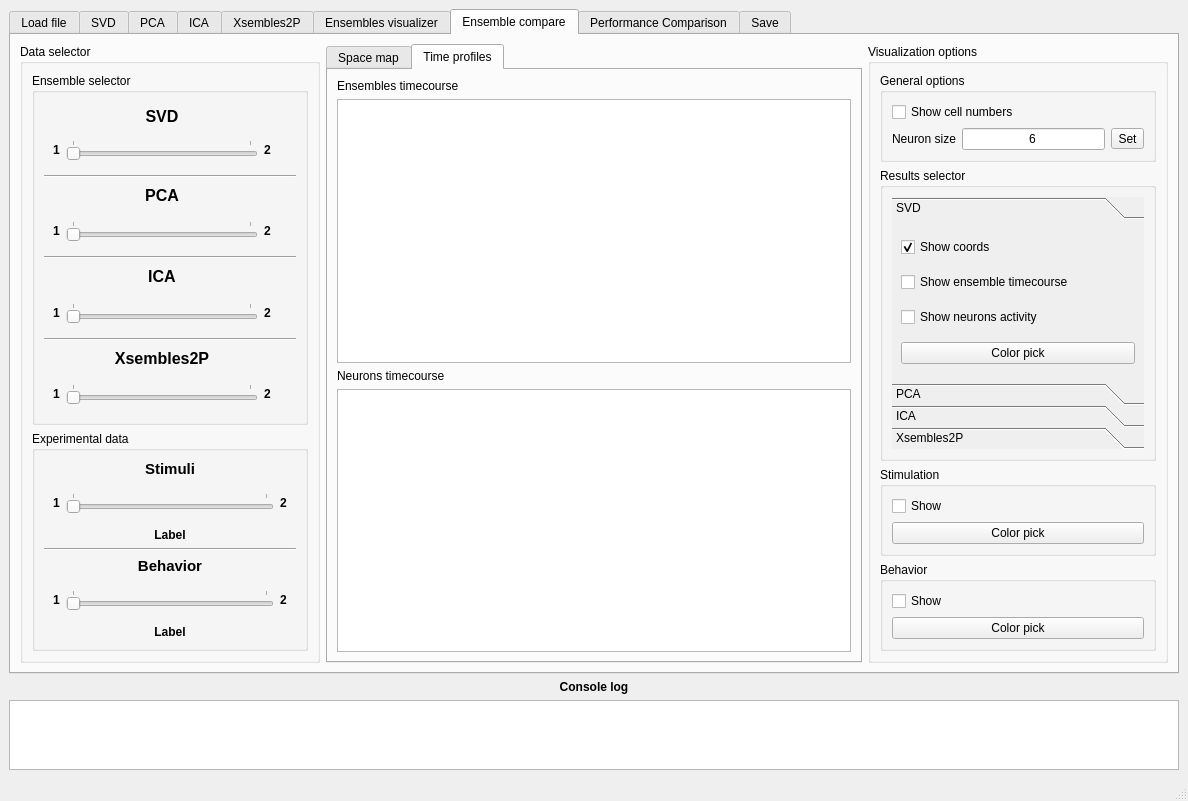
This is gui/MainWindow.ui in rivelco/ENCORE as Qt 5 draws it before an edit. The edited form follows.
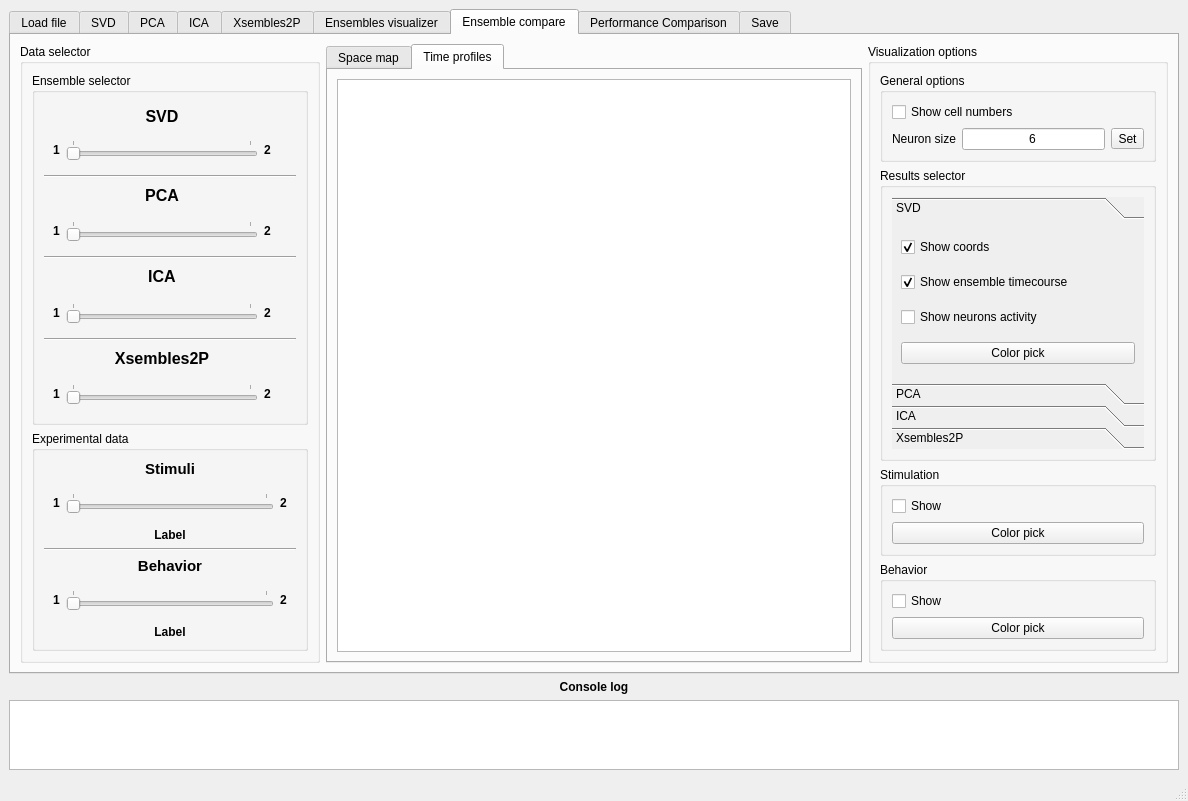
This is the edited form. The open tabs and pages were chosen to show the change. Custom widgets are drawn as their Qt base class.

Commit message:
Added ensembles compare tab
Now it correctly compare ensembles across different algorithms. Working on the stims and behavior now.

What changed in the file:
```diff
--- a/gui/MainWindow.ui
+++ b/gui/MainWindow.ui
@@ -4013,30 +4013,6 @@
             <string>Time profiles</string>
            </attribute>
            <layout class="QVBoxLayout" name="verticalLayout_75">
-            <item>
-             <widget class="QLabel" name="label_29">
-              <property name="text">
-               <string>Ensembles timecourse</string>
-              </property>
-             </widget>
-            </item>
-            <item>
-             <widget class="MatplotlibWidget" name="enscomp_plot_enstime">
-              <property name="sizePolicy">
-               <sizepolicy hsizetype="Expanding" vsizetype="Expanding">
-                <horstretch>0</horstretch>
-                <verstretch>0</verstretch>
-               </sizepolicy>
-              </property>
-             </widget>
-            </item>
-            <item>
-             <widget class="QLabel" name="label_28">
-              <property name="text">
-               <string>Neurons timecourse</string>
-              </property>
-             </widget>
-            </item>
             <item>
              <widget class="MatplotlibWidget" name="enscomp_plot_neusact">
               <property name="sizePolicy">
@@ -4193,6 +4169,9 @@
                     <property name="text">
                      <string>Show ensemble timecourse</string>
                     </property>
+                    <property name="checked">
+                     <bool>true</bool>
+                    </property>
                    </widget>
                   </item>
                   <item>
```
Left out of the diff: 40 changed lines with no effect on the pictures. The commit also changes 2 other files.
